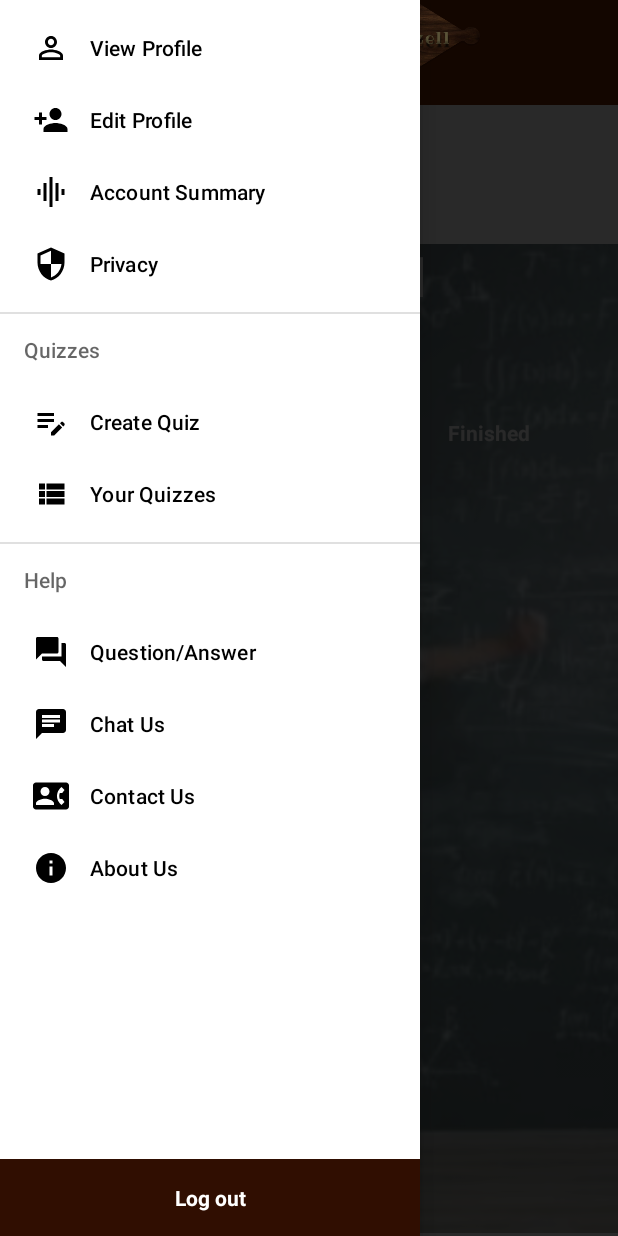
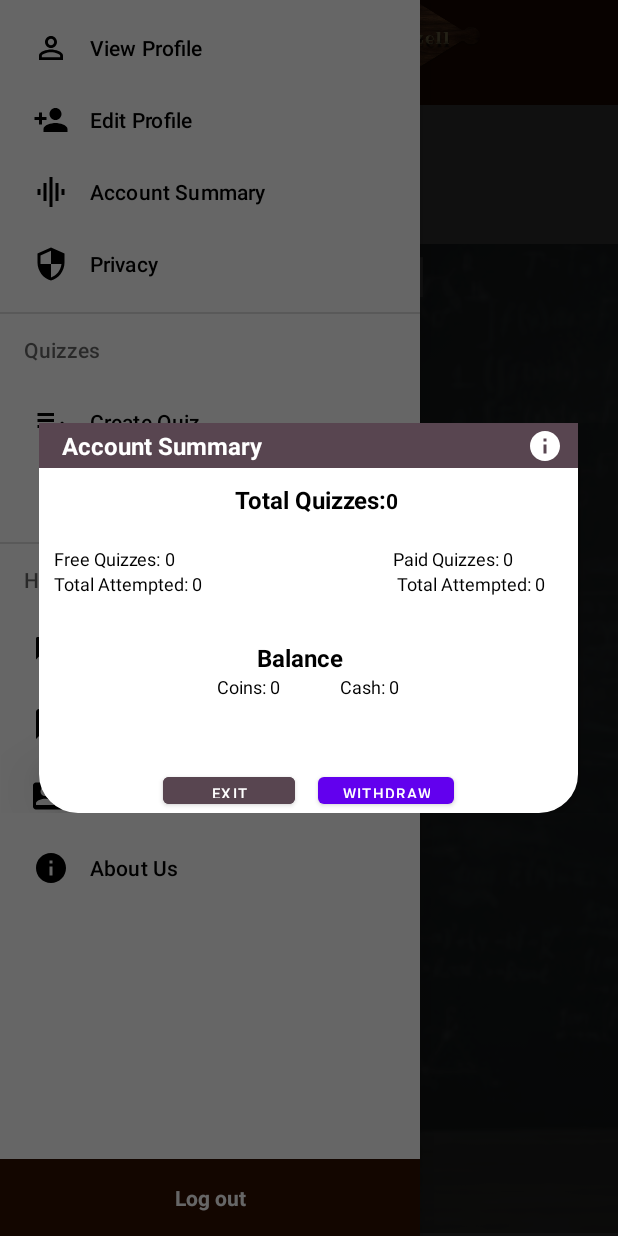
Before and after one commit to neeraj968983/QuizzellApp, an Android app: the MentorDashboard screen opened directly, with no data from a screen before it, after a tap on "Account Summary", on a phone screen of 412 x 824 dp. Run offline under Robolectric (Android 15) with nearby library versions, the phone set to English and light mode, and no system bars; Roboto replaces fonts that are not available here; 2 statements that could not run were skipped; 3 other taps on this screen came first.

Commit message:
all files

```diff
--- a/app/src/main/java/com/example/quizellapp/MentorDashboard.kt
+++ b/app/src/main/java/com/example/quizellapp/MentorDashboard.kt
@@ -1,17 +1,18 @@
 package com.example.quizellapp
 
+import android.app.Dialog
 import android.app.PendingIntent
 import android.content.DialogInterface
 import android.content.Intent
 import android.content.SharedPreferences
+import android.graphics.Color
+import android.graphics.drawable.ColorDrawable
 import androidx.appcompat.app.AppCompatActivity
 import android.os.Bundle
 import android.preference.PreferenceManager
 import android.telephony.SmsManager
 import android.view.MenuItem
-import android.widget.EditText
-import android.widget.LinearLayout
-import android.widget.Toast
+import android.widget.*
 import androidx.appcompat.app.ActionBarDrawerToggle
 import androidx.appcompat.app.AlertDialog
 import androidx.core.view.marginLeft
@@ -64,7 +65,9 @@ class MentorDashboard : AppCompatActivity() {
                     intent.putExtra("usernameFromLogin",i.getStringExtra("usernameFromLogin"))
                     startActivity(intent)
                 }
-                R.id.AccountSummary -> Toast.makeText(applicationContext, "Account Summary is under progress", Toast.LENGTH_LONG).show()
+                R.id.AccountSummary -> {
+                    accountSummaryDialog()
+                }
                 R.id.Privacy -> {
                     var intent: Intent = Intent(this,PrivacyMentor::class.java)
                     intent.putExtra("usernameFromLogin",i.getStringExtra("usernameFromLogin"))
@@ -140,4 +143,34 @@ class MentorDashboard : AppCompatActivity() {
         return super.onOptionsItemSelected(item)
 
     }
+    fun accountSummaryDialog(){
+        var dialog:Dialog = Dialog(this)
+        dialog.getWindow()?.setBackgroundDrawable(ColorDrawable(Color.TRANSPARENT));
+        dialog.setContentView(R.layout.account_summary_dialogbox)
+
+        var exit:Button = dialog.findViewById(R.id.Exit)
+        var withdraw:Button = dialog.findViewById(R.id.Withdraw)
+        var info:TextView = dialog.findViewById(R.id.Information)
+
+        exit.setOnClickListener {
+            dialog.dismiss()
+        }
+        withdraw.setOnClickListener {
+            Toast.makeText(this, "Currently payment option not available!",Toast.LENGTH_SHORT).show()
+        }
+        info.setOnClickListener {
+            var infoDialog = Dialog(this)
+            infoDialog.window?.setBackgroundDrawable(ColorDrawable(Color.TRANSPARENT))
+            infoDialog.setContentView(R.layout.infopage_account_summary)
+
+            var OK:TextView = infoDialog.findViewById(R.id.OK)
+
+            OK.setOnClickListener {
+                infoDialog.dismiss()
+            }
+            infoDialog.show()
+
+        }
+        dialog.show()
+    }
 }
--- a/app/src/main/res/drawable/ic_baseline_info_24.xml
+++ b/app/src/main/res/drawable/ic_baseline_info_24.xml
@@ -1,10 +1,5 @@
-<vector xmlns:android="http://schemas.android.com/apk/res/android"
-    android:width="24dp"
-    android:height="24dp"
-    android:viewportWidth="24"
-    android:viewportHeight="24"
-    android:tint="?attr/colorControlNormal">
-  <path
-      android:fillColor="@android:color/white"
-      android:pathData="M12,2C6.48,2 2,6.48 2,12s4.48,10 10,10 10,-4.48 10,-10S17.52,2 12,2zM13,17h-2v-6h2v6zM13,9h-2L11,7h2v2z"/>
+<vector android:height="24dp" android:tint="#FFFFFF"
+    android:viewportHeight="24" android:viewportWidth="24"
+    android:width="24dp" xmlns:android="http://schemas.android.com/apk/res/android">
+    <path android:fillColor="@android:color/white" android:pathData="M12,2C6.48,2 2,6.48 2,12s4.48,10 10,10 10,-4.48 10,-10S17.52,2 12,2zM13,17h-2v-6h2v6zM13,9h-2L11,7h2v2z"/>
 </vector>
--- /dev/null
+++ b/app/src/main/res/layout/account_summary_dialogbox.xml
@@ -0,0 +1,265 @@
+<?xml version="1.0" encoding="utf-8"?>
+<androidx.constraintlayout.widget.ConstraintLayout xmlns:android="http://schemas.android.com/apk/res/android"
+    xmlns:app="http://schemas.android.com/apk/res-auto"
+    xmlns:tools="http://schemas.android.com/tools"
+    android:layout_width="410dp"
+    android:layout_height="match_parent"
+    android:background="@color/transparent">
+
+    <LinearLayout
+        android:id="@+id/linearLayout"
+        android:layout_width="0dp"
+        android:layout_height="260dp"
+        android:layout_gravity="center"
+        android:layout_marginStart="25dp"
+        android:layout_marginEnd="25dp"
+        android:background="@drawable/quizlistborder"
+        android:backgroundTint="@color/white"
+        android:elevation="20dp"
+        android:orientation="vertical"
+        app:layout_constraintBottom_toBottomOf="parent"
+        app:layout_constraintEnd_toEndOf="parent"
+        app:layout_constraintHorizontal_bias="0.0"
+        app:layout_constraintStart_toStartOf="parent"
+        app:layout_constraintTop_toTopOf="parent"
+        app:layout_constraintVertical_bias="0.498">
+
+        <LinearLayout
+            android:layout_width="match_parent"
+            android:layout_height="30dp"
+            android:background="@color/toolbarColor"
+            android:orientation="horizontal">
+
+            <TextView
+                android:layout_width="wrap_content"
+                android:layout_height="match_parent"
+                android:paddingLeft="15dp"
+                android:text="Account Summary"
+                android:textColor="@color/white"
+                android:textSize="16dp"
+                android:textStyle="bold"
+                android:textAlignment="center"
+                android:gravity="center"/>
+
+            <TextView
+                android:id="@+id/Information"
+                android:layout_width="30dp"
+                android:layout_height="wrap_content"
+                android:layout_marginHorizontal="170dp"
+                android:layout_marginTop="-15dp"
+                android:drawableRight="@drawable/ic_baseline_info_24"
+                android:textColor="@color/white"
+                android:textSize="2dp"
+                android:textStyle="bold" />
+        </LinearLayout>
+
+        <LinearLayout
+            android:layout_width="match_parent"
+            android:layout_height="200dp"
+            android:orientation="vertical"
+            android:paddingLeft="10dp"
+            android:paddingRight="10dp">
+
+            <LinearLayout
+                android:layout_width="match_parent"
+                android:layout_height="10dp"/>
+
+            <LinearLayout
+                android:layout_width="match_parent"
+                android:layout_height="wrap_content"
+                android:orientation="horizontal">
+
+            <TextView
+                android:id="@+id/totalquizzesLabel"
+                android:text="Total Quizzes:"
+                android:textSize="16dp"
+                android:textStyle="bold"
+                android:textColor="@color/black"
+                android:layout_width="wrap_content"
+                android:layout_height="wrap_content"
+                android:gravity="center"
+                android:layout_marginLeft="120dp"/>
+
+                <TextView
+                    android:id="@+id/totalquizzes"
+                    android:text="0"
+                    android:textSize="14dp"
+                    android:textStyle="bold"
+                    android:textColor="@color/black"
+                    android:gravity="center"
+                    android:layout_width="wrap_content"
+                    android:layout_height="wrap_content"/>
+
+            </LinearLayout>
+            <LinearLayout
+            android:layout_width="match_parent"
+            android:layout_height="20dp"/>
+            <LinearLayout
+                android:layout_width="match_parent"
+                android:layout_height="wrap_content"
+                android:orientation="horizontal">
+                <TextView
+                    android:id="@+id/FreeQuizzesLabel"
+                    android:text="Free Quizzes: "
+                    android:textSize="12dp"
+                    android:textColor="@color/black"
+                    android:layout_width="wrap_content"
+                    android:layout_height="wrap_content"
+                    />
+                <TextView
+                    android:id="@+id/FreeQuizzes"
+                    android:text="0"
+                    android:textSize="12dp"
+                    android:textColor="@color/black"
+                    android:layout_width="wrap_content"
+                    android:layout_height="wrap_content"
+                    />
+
+                <TextView
+                    android:id="@+id/PaidQuizzesLabel"
+                    android:text="Paid Quizzes: "
+                    android:textSize="12dp"
+                    android:textColor="@color/black"
+                    android:layout_width="wrap_content"
+                    android:layout_height="wrap_content"
+                    android:layout_marginLeft="145dp"
+                    />
+                <TextView
+                    android:id="@+id/PaidQuizzes"
+                    android:text="0"
+                    android:textSize="12dp"
+                    android:textColor="@color/black"
+                    android:layout_width="wrap_content"
+                    android:layout_height="wrap_content"
+                    />
+            </LinearLayout>
+            <LinearLayout
+                android:layout_width="match_parent"
+                android:layout_height="wrap_content"
+                android:orientation="horizontal">
+                <TextView
+                    android:id="@+id/FreeQuizzesAttemptedLabel"
+                    android:text="Total Attempted: "
+                    android:textSize="12dp"
+                    android:textColor="@color/black"
+                    android:layout_width="wrap_content"
+                    android:layout_height="wrap_content"
+                    />
+                <TextView
+                    android:id="@+id/FreeQuizzesAttempted"
+                    android:text="0"
+                    android:textSize="12dp"
+                    android:textColor="@color/black"
+                    android:layout_width="wrap_content"
+                    android:layout_height="wrap_content"
+                    />
+
+                <TextView
+                    android:id="@+id/PaidQuizzesAttemptedLabel"
+                    android:text="Total Attempted: "
+                    android:textSize="12dp"
+                    android:textColor="@color/black"
+                    android:layout_width="wrap_content"
+                    android:layout_height="wrap_content"
+                    android:layout_marginLeft="130dp"
+                    />
+                <TextView
+                    android:id="@+id/PaidQuizzesAttempted"
+                    android:text="0"
+                    android:textSize="12dp"
+                    android:textColor="@color/black"
+                    android:layout_width="wrap_content"
+                    android:layout_height="wrap_content"
+                    />
+            </LinearLayout>
+
+            <LinearLayout
+                android:layout_width="match_parent"
+                android:layout_height="30dp"/>
+
+            <LinearLayout
+                android:layout_width="match_parent"
+                android:layout_height="wrap_content"
+                android:orientation="horizontal">
+
+                <TextView
+                    android:id="@+id/BalanceLabel"
+                    android:text="Balance"
+                    android:textSize="16dp"
+                    android:textStyle="bold"
+                    android:textColor="@color/black"
+                    android:layout_width="wrap_content"
+                    android:layout_height="wrap_content"
+                    android:gravity="center"
+                    android:layout_marginLeft="135dp"/>
+
+
+
+            </LinearLayout>
+
+            <LinearLayout
+                android:layout_width="match_parent"
+                android:layout_height="wrap_content"
+                android:orientation="horizontal"
+                android:gravity="center">
+                <TextView
+                    android:id="@+id/CoinsLabel"
+                    android:text="Coins: "
+                    android:textSize="12dp"
+                    android:textColor="@color/black"
+                    android:layout_width="wrap_content"
+                    android:layout_height="wrap_content"
+                    />
+                <TextView
+                    android:id="@+id/Coins"
+                    android:text="0"
+                    android:textSize="12dp"
+                    android:textColor="@color/black"
+                    android:layout_width="wrap_content"
+                    android:layout_height="wrap_content"
+                    />
+
+                <TextView
+                    android:id="@+id/CashLabel"
+                    android:text="Cash: "
+                    android:textSize="12dp"
+                    android:textColor="@color/black"
+                    android:layout_width="wrap_content"
+                    android:layout_height="wrap_content"
+                    android:layout_marginLeft="40dp"
+                    />
+                <TextView
+                    android:id="@+id/Cash"
+                    android:text="0"
+                    android:textSize="12dp"
+                    android:textColor="@color/black"
+                    android:layout_width="wrap_content"
+                    android:layout_height="wrap_content"
+                    />
+            </LinearLayout>
+
+        </LinearLayout>
+        <LinearLayout
+            android:layout_width="match_parent"
+            android:layout_height="match_parent"
+            android:gravity="center">
+            <com.google.android.material.button.MaterialButton
+                android:id="@+id/Exit"
+                android:text="Exit"
+                android:textSize="10dp"
+                android:backgroundTint="@color/toolbarColor"
+                android:layout_width="wrap_content"
+                android:layout_height="match_parent"/>
+            <Button
+                android:id="@+id/Withdraw"
+                android:layout_width="wrap_content"
+                android:layout_height="match_parent"
+                android:text="Withdraw"
+                android:textSize="10dp"
+                android:layout_marginLeft="15dp"/>
+        </LinearLayout>
+
+
+    </LinearLayout>
+
+</androidx.constraintlayout.widget.ConstraintLayout>
```
Also changed, not shown: app/src/main/res/layout/infopage_account_summary.xml (added, +130 -0 lines).
